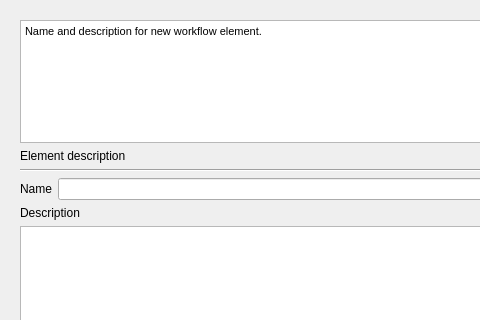
Above: src/plugins/workflow_designer/src/ui/ExternalProcessWorkerDialog.ui from violethaze74/ugene before the change; both pictures show x 0 to 480 and y 0 to 320 of the 587 by 415 pixel window. Below: the same form after it.
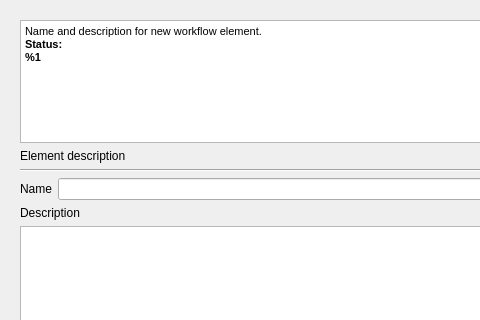
That is the form after the change.

```diff
--- a/src/plugins/workflow_designer/src/ui/ExternalProcessWorkerDialog.ui
+++ b/src/plugins/workflow_designer/src/ui/ExternalProcessWorkerDialog.ui
@@ -34,7 +34,9 @@
 &lt;html&gt;&lt;head&gt;&lt;meta name=&quot;qrichtext&quot; content=&quot;1&quot; /&gt;&lt;style type=&quot;text/css&quot;&gt;
 p, li { white-space: pre-wrap; }
 &lt;/style&gt;&lt;/head&gt;&lt;body style=&quot; font-family:'MS Shell Dlg 2'; font-size:8.25pt; font-weight:400; font-style:normal;&quot;&gt;
-&lt;p style=&quot; margin-top:0px; margin-bottom:0px; margin-left:0px; margin-right:0px; -qt-block-indent:0; text-indent:0px;&quot;&gt;&lt;span style=&quot; font-size:8pt;&quot;&gt;Name and description for new workflow element.&lt;/span&gt;&lt;/p&gt;&lt;/body&gt;&lt;/html&gt;</string>
+&lt;p style=&quot; margin-top:0px; margin-bottom:0px; margin-left:0px; margin-right:0px; -qt-block-indent:0; text-indent:0px;&quot;&gt;&lt;span style=&quot; font-size:8pt;&quot;&gt;Name and description for new workflow element.&lt;/span&gt;&lt;/p&gt;
+&lt;p style=&quot; margin-top:0px; margin-bottom:0px; margin-left:0px; margin-right:0px; -qt-block-indent:0; text-indent:0px;&quot;&gt;&lt;span style=&quot; font-size:8pt; font-weight:600;&quot;&gt;Status:&lt;/span&gt;&lt;/p&gt;
+&lt;p style=&quot; margin-top:0px; margin-bottom:0px; margin-left:0px; margin-right:0px; -qt-block-indent:0; text-indent:0px;&quot;&gt;&lt;span style=&quot; font-size:8pt; font-weight:600;&quot;&gt;%1&lt;/span&gt;&lt;/p&gt;&lt;/body&gt;&lt;/html&gt;</string>
       </property>
      </widget>
     </item>
```
